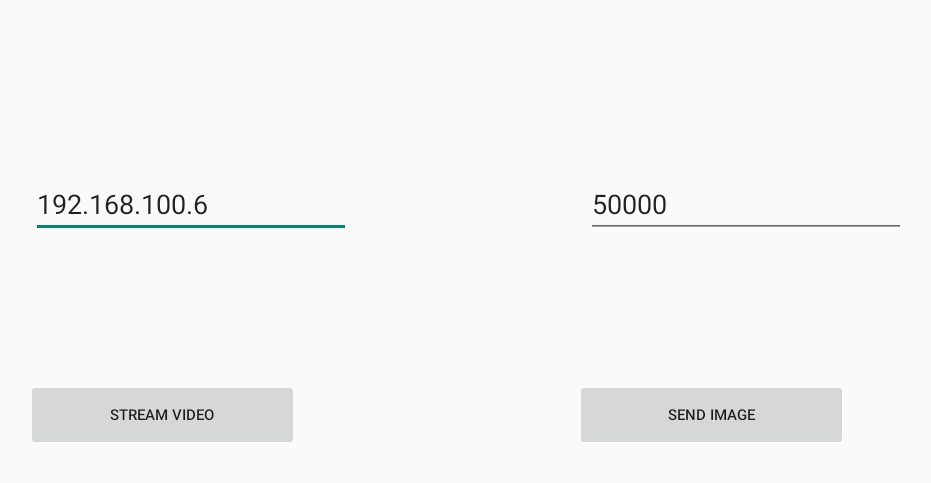
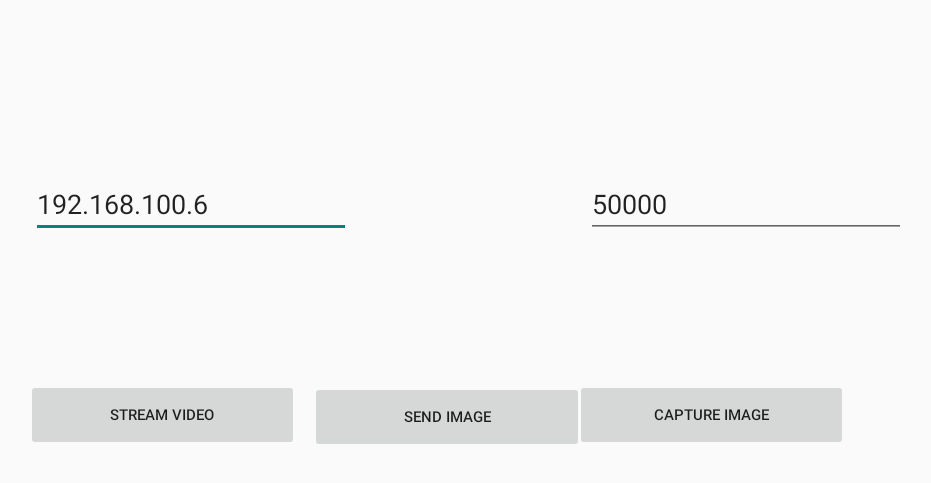
Before and after one commit to SubZer0811/streamera, an Android app: the screen it shows after launch (MainActivity), after a tap on "SEND IMAGE", on a phone screen of 824 x 412 dp (held sideways). Shown: the top 483 px of the screen, without its empty margins (181-1112 px from the left). Run offline under Robolectric (Android 15) with nearby library versions, the phone set to English and light mode, and no system bars; 4 statements that could not run were skipped.

Commit message:
Added functionality to send image from phone gallery

```diff
--- a/app/src/main/java/com/example/streamera/SendImage.java
+++ b/app/src/main/java/com/example/streamera/CaptureImage.java
@@ -26,7 +26,7 @@ import org.opencv.imgproc.Imgproc;
 import java.io.DataOutputStream;
 import java.net.Socket;
 
-public class SendImage extends AppCompatActivity implements CameraBridgeViewBase.CvCameraViewListener2 {
+public class CaptureImage extends AppCompatActivity implements CameraBridgeViewBase.CvCameraViewListener2 {
 
     private boolean isFrontCam = false;
     private Mat mRgba;
--- a/app/src/main/java/com/example/streamera/MainActivity.java
+++ b/app/src/main/java/com/example/streamera/MainActivity.java
@@ -53,11 +53,19 @@ public class MainActivity extends AppCompatActivity {
             }
         });
 
-        Button img_send_button = (Button) findViewById(R.id.ImageSend);
-        img_send_button.setOnClickListener(new View.OnClickListener() {
+        Button capture_img_button = (Button) findViewById(R.id.ImageSend);
+        capture_img_button.setOnClickListener(new View.OnClickListener() {
             @Override
             public void onClick(View v) {
                     openImageActivity();
+            }
+        });
+
+        Button send_img_button = (Button) findViewById(R.id.SendImage);
+        send_img_button.setOnClickListener(new View.OnClickListener() {
+            @Override
+            public void onClick(View v) {
+                openSendImageActivity();
             }
         });
     }
@@ -83,6 +91,19 @@ public class MainActivity extends AppCompatActivity {
         EditText port_ = (EditText) findViewById(R.id.Port);
         Integer port = Integer.parseInt(port_.getText().toString());
 
+        Intent intent  = new Intent(this, CaptureImage.class);
+        intent.putExtra(SERVER, server);
+        intent.putExtra(PORT, port);
+        startActivity(intent);
+    }
+
+    public void openSendImageActivity(){
+        EditText server_ = (EditText) findViewById(R.id.IPAddr);
+        String server = server_.getText().toString();
+
+        EditText port_ = (EditText) findViewById(R.id.Port);
+        Integer port = Integer.parseInt(port_.getText().toString());
+
         Intent intent  = new Intent(this, SendImage.class);
         intent.putExtra(SERVER, server);
         intent.putExtra(PORT, port);
--- a/app/src/main/res/layout/activity_main.xml
+++ b/app/src/main/res/layout/activity_main.xml
@@ -20,6 +20,19 @@
         android:textSize="10sp" />
 
     <Button
+        android:id="@+id/SendImage"
+        android:layout_width="88dp"
+        android:layout_height="wrap_content"
+        android:layout_alignParentStart="true"
+        android:layout_alignParentEnd="true"
+        android:layout_alignParentBottom="true"
+        android:layout_marginStart="327dp"
+        android:layout_marginEnd="314dp"
+        android:layout_marginBottom="110dp"
+        android:text="Send image"
+        android:textSize="10sp" />
+
+    <Button
         android:id="@+id/ImageSend"
         android:layout_width="88dp"
         android:layout_height="wrap_content"
@@ -29,7 +42,7 @@
         android:layout_marginStart="504dp"
         android:layout_marginEnd="138dp"
         android:layout_marginBottom="111dp"
-        android:text="Send Image"
+        android:text="Capture Image"
         android:textSize="10sp" />
 
     <EditText
--- a/app/src/main/res/layout/activity_send_image.xml
+++ b/app/src/main/res/layout/activity_send_image.xml
@@ -4,7 +4,7 @@
     android:layout_width="match_parent"
     android:layout_height="match_parent"
     xmlns:app="http://schemas.android.com/apk/res-auto"
-    tools:context=".SendImage">
+    tools:context=".CaptureImage">
 
     <org.opencv.android.JavaCameraView
         android:id="@+id/camView"
```
Also changed, not shown: app/src/main/AndroidManifest.xml (+7 -1 lines), 1 other file.
